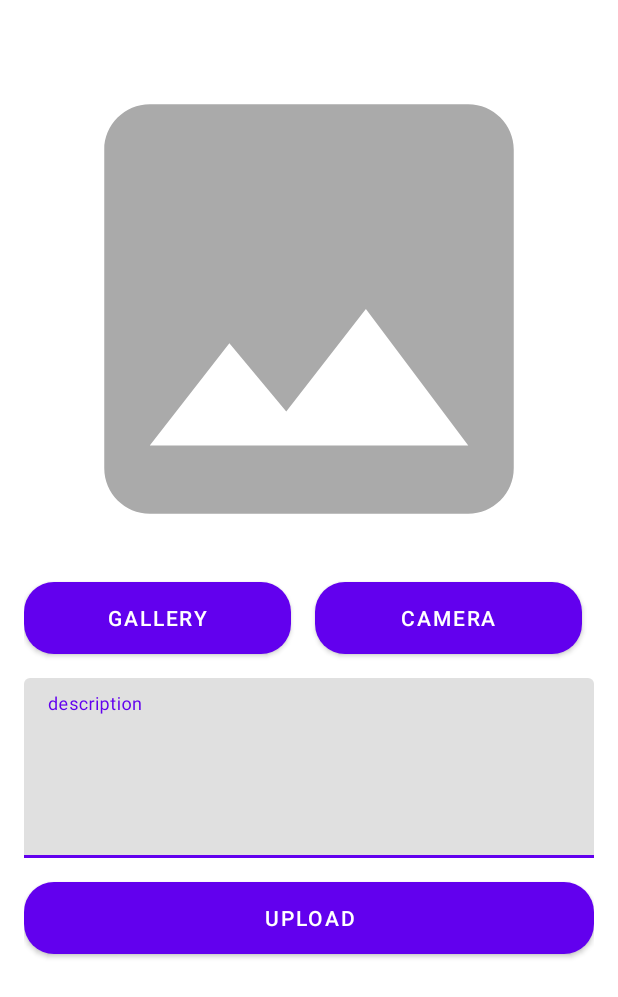
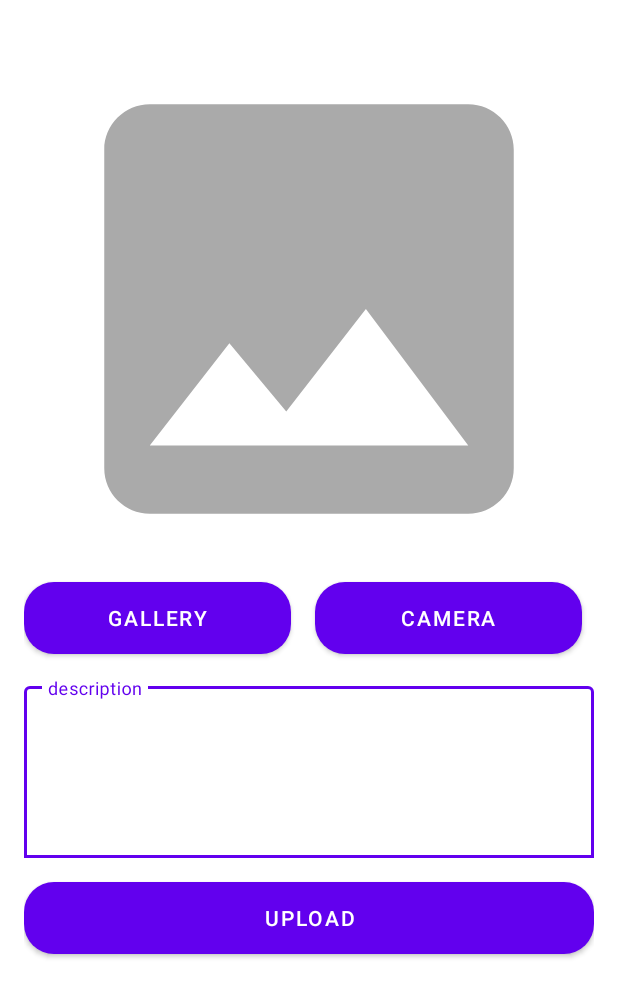
Before and after one commit to Fhanafii/StoryApp, an Android app: the layout fragment_add.xml on its own in the app's theme, with its tools: preview values and no code run, on a phone screen of 412 x 824 dp. Shown: the top 997 px of the screen. Run offline under Robolectric (Android 15) with nearby library versions, the phone set to English and light mode, and no system bars.

Commit message:
Fixing the overlapping text with the hint

```diff
--- a/app/src/main/res/layout/fragment_add.xml
+++ b/app/src/main/res/layout/fragment_add.xml
@@ -63,17 +63,20 @@
     <com.google.android.material.textfield.TextInputLayout
         android:id="@+id/textInputLayout"
         android:layout_width="0dp"
-        android:layout_height="wrap_content"
+        android:layout_height="120dp"
         android:layout_marginTop="16dp"
+        android:hint="@string/description"
+        app:boxBackgroundMode="outline"
+        app:boxBackgroundColor="@android:color/transparent"
         app:layout_constraintTop_toBottomOf="@id/cameraButton"
         app:layout_constraintStart_toStartOf="parent"
         app:layout_constraintEnd_toEndOf="parent">
 
         <com.google.android.material.textfield.TextInputEditText
-            android:id="@+id/et_description"
+            android:id="@+id/ed_add_description"
             android:layout_width="match_parent"
-            android:layout_height="120dp"
-            android:hint="@string/description"
+            android:layout_height="wrap_content"
+            android:minHeight="120dp"
             android:gravity="top|start"
             android:padding="8dp" />
     </com.google.android.material.textfield.TextInputLayout>
```
